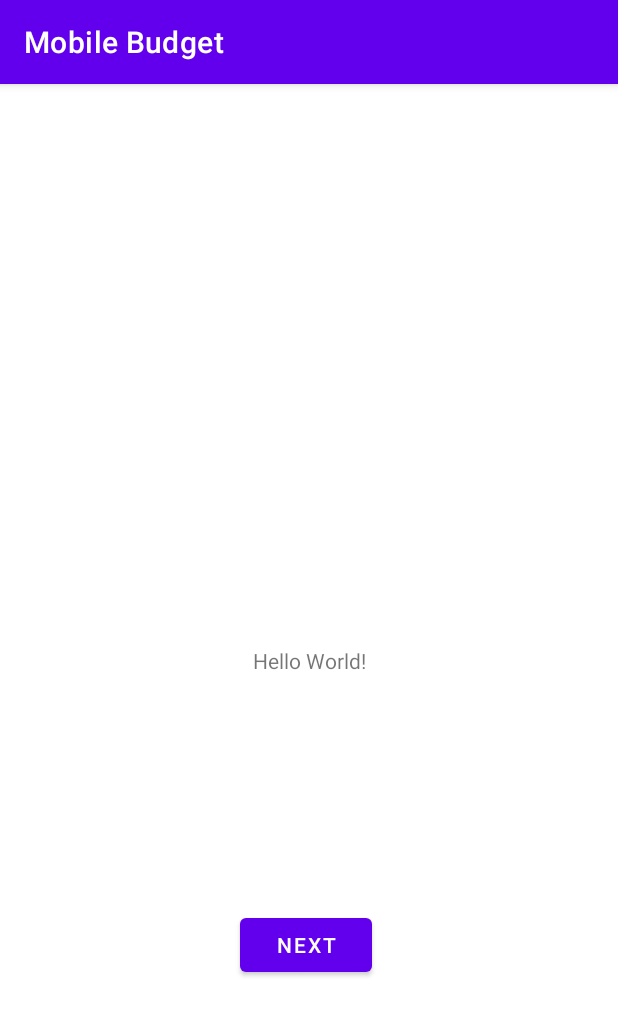
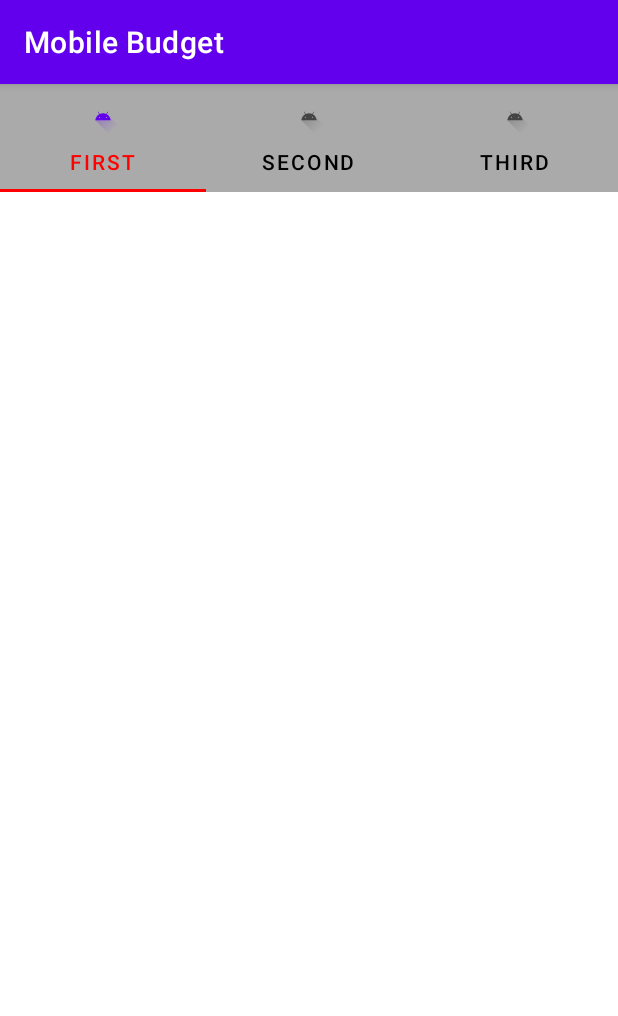
Before and after one commit to evan-toyberg/mobileBudget, an Android app: the screen it shows after launch (MainActivity), on a phone screen of 412 x 824 dp. Shown: the top 1016 px of the screen. Run offline under Robolectric (Android 15) with nearby library versions, the phone set to English and light mode, and no system bars.

Commit message:
simplfied tabs

```diff
--- a/app/src/main/java/edu/moravian/csci299/finalproject/BudgetRepository.java
+++ b/app/src/main/java/edu/moravian/csci299/finalproject/BudgetRepository.java
@@ -20,7 +20,7 @@ public class BudgetRepository {
         database = Room.databaseBuilder(
                 context.getApplicationContext(),
                 BudgetDataBase.class,
-                "calendar_database").build();
+                "budget_database").build();
         budgetDao = database.budgetDao();
     }
 
--- a/app/src/main/java/edu/moravian/csci299/finalproject/MainActivity.java
+++ b/app/src/main/java/edu/moravian/csci299/finalproject/MainActivity.java
@@ -1,30 +1,81 @@
 package edu.moravian.csci299.finalproject;
 
 import androidx.appcompat.app.AppCompatActivity;
+import androidx.fragment.app.Fragment;
+import androidx.fragment.app.FragmentManager;
+import androidx.fragment.app.FragmentTransaction;
 
 import android.content.Intent;
 import android.os.Bundle;
 import android.view.View;
 import android.widget.Button;
+import android.widget.FrameLayout;
 
-public class MainActivity extends AppCompatActivity implements View.OnClickListener{
+import com.google.android.material.tabs.TabLayout;
+
+public class MainActivity extends AppCompatActivity {
+    FrameLayout simpleFrameLayout;
+    TabLayout tabLayout;
 
     @Override
     protected void onCreate(Bundle savedInstanceState) {
         super.onCreate(savedInstanceState);
         setContentView(R.layout.activity_main);
-
-        Button nextButton = findViewById(R.id.nextButton);
-        nextButton.setOnClickListener(this);
+// get the reference of FrameLayout and TabLayout
+        simpleFrameLayout = (FrameLayout) findViewById(R.id.simpleFrameLayout);
+        tabLayout = (TabLayout) findViewById(R.id.simpleTabLayout);
+// Create a new Tab named "First"
+        TabLayout.Tab firstTab = tabLayout.newTab();
+        firstTab.setText("First"); // set the Text for the first Tab
+        firstTab.setIcon(R.drawable.ic_launcher_foreground); // set an icon for the
+// first tab
+        tabLayout.addTab(firstTab); // add  the tab at in the TabLayout
+// Create a new Tab named "Second"
+        TabLayout.Tab secondTab = tabLayout.newTab();
+        secondTab.setText("Second"); // set the Text for the second Tab
+        secondTab.setIcon(R.drawable.ic_launcher_foreground); // set an icon for the second tab
+        tabLayout.addTab(secondTab); // add  the tab  in the TabLayout
+// Create a new Tab named "Third"
+        TabLayout.Tab thirdTab = tabLayout.newTab();
+        thirdTab.setText("Third"); // set the Text for the first Tab
+        thirdTab.setIcon(R.drawable.ic_launcher_foreground); // set an icon for the first tab
+        tabLayout.addTab(thirdTab); // add  the tab at in the TabLayout
 
 
-    }
+// perform setOnTabSelectedListener event on TabLayout
+        tabLayout.setOnTabSelectedListener(new TabLayout.OnTabSelectedListener() {
+            @Override
+            public void onTabSelected(TabLayout.Tab tab) {
+// get the current selected tab's position and replace the fragment accordingly
+                Fragment fragment = null;
+                switch (tab.getPosition()) {
+                    case 0:
+                        fragment = new FirstFragment();
+                        break;
+                    case 1:
+                        fragment = new SecondFragment();
+                        break;
+                    case 2:
+                        fragment = new ThirdFragment();
+                        break;
+                }
+                FragmentManager fm = getSupportFragmentManager();
+                FragmentTransaction ft = fm.beginTransaction();
+                assert fragment != null;
+                ft.replace(R.id.simpleFrameLayout, fragment);
+                ft.setTransition(FragmentTransaction.TRANSIT_FRAGMENT_OPEN);
+                ft.commit();
+            }
 
+            @Override
+            public void onTabUnselected(TabLayout.Tab tab) {
 
-    @Override
-    public void onClick(View v) {
-        Intent intent = new Intent(this, BudgetTabActivity.class);
-        startActivity(intent);
+            }
 
+            @Override
+            public void onTabReselected(TabLayout.Tab tab) {
+
+            }
+        });
     }
 }
--- a/app/src/main/res/layout/activity_budget_tab.xml
+++ b/app/src/main/res/layout/activity_budget_tab.xml
@@ -13,8 +13,9 @@
 
         <TextView
             android:id="@+id/title"
-            android:layout_width="wrap_content"
+            android:layout_width="match_parent"
             android:layout_height="wrap_content"
+            android:background="@color/black"
             android:gravity="center"
             android:minHeight="?actionBarSize"
             android:padding="@dimen/appbar_padding"
@@ -25,7 +26,7 @@
             android:id="@+id/tabs"
             android:layout_width="match_parent"
             android:layout_height="wrap_content"
-            android:background="?attr/colorPrimaryVariant" />
+            android:background="@color/black" />
     </com.google.android.material.appbar.AppBarLayout>
 
     <androidx.viewpager.widget.ViewPager
--- a/app/src/main/res/layout/activity_main.xml
+++ b/app/src/main/res/layout/activity_main.xml
@@ -1,32 +1,23 @@
-<?xml version="1.0" encoding="utf-8"?>
-<androidx.constraintlayout.widget.ConstraintLayout xmlns:android="http://schemas.android.com/apk/res/android"
+<LinearLayout xmlns:android="http://schemas.android.com/apk/res/android"
     xmlns:app="http://schemas.android.com/apk/res-auto"
     xmlns:tools="http://schemas.android.com/tools"
     android:layout_width="match_parent"
     android:layout_height="match_parent"
+    android:orientation="vertical"
     tools:context=".MainActivity">
 
-    <TextView
-        android:id="@+id/textView"
-        android:layout_width="wrap_content"
+    <com.google.android.material.tabs.TabLayout
+        android:id="@+id/simpleTabLayout"
+        android:layout_width="match_parent"
         android:layout_height="wrap_content"
-        android:text="Hello World!"
-        app:layout_constraintBottom_toBottomOf="parent"
-        app:layout_constraintLeft_toLeftOf="parent"
-        app:layout_constraintRight_toRightOf="parent"
-        app:layout_constraintTop_toTopOf="parent" />
+        app:tabBackground="@android:color/darker_gray"
+        app:tabIndicatorColor="#f00"
+        app:tabSelectedTextColor="#f00"
+        app:tabTextColor="#000" />
 
-    <Button
-        android:id="@+id/nextButton"
-        android:layout_width="wrap_content"
-        android:layout_height="wrap_content"
-        android:layout_marginStart="159dp"
-        android:layout_marginTop="156dp"
-        android:layout_marginEnd="164dp"
-        android:text="@string/next"
-        app:layout_constraintEnd_toEndOf="parent"
-        app:layout_constraintHorizontal_bias="1.0"
-        app:layout_constraintStart_toStartOf="parent"
-        app:layout_constraintTop_toBottomOf="@+id/textView" />
+    <FrameLayout
+        android:id="@+id/simpleFrameLayout"
+        android:layout_width="match_parent"
+        android:layout_height="match_parent" />
 
-</androidx.constraintlayout.widget.ConstraintLayout>
+</LinearLayout>
--- a/app/src/main/res/values/strings.xml
+++ b/app/src/main/res/values/strings.xml
@@ -5,4 +5,10 @@
     <string name="tab_2">Debits</string>
     <string name="tab_3">Credits</string>
     <string name="next">Next</string>
+    <string name="debits_text">Recent Debits</string>
+    <string name="credits_text">Recent Credits</string>
+    <string name="overview">Overview of Credits/Debits</string>
+    <string name="second_fragment">Second Fragment</string>
+    <string name="first_fragment">First Fragment</string>
+    <string name="third_fragment">Third Fragment</string>
 </resources>
```
Also changed, not shown: app/src/main/java/edu/moravian/csci299/finalproject/BudgetTabActivity.java (deleted, +0 -40 lines), app/src/main/java/edu/moravian/csci299/finalproject/FirstFragment.java (added, +28 -0 lines), app/src/main/java/edu/moravian/csci299/finalproject/SecondFragment.java (added, +28 -0 lines), app/src/main/java/edu/moravian/csci299/finalproject/ThirdFragment.java (added, +28 -0 lines), app/src/main/java/edu/moravian/csci299/finalproject/ui/main/PageViewModel.java (deleted, +0 -26 lines), app/src/main/java/edu/moravian/csci299/finalproject/ui/main/PlaceholderFragment.java (deleted, +0 -59 lines), app/src/main/java/edu/moravian/csci299/finalproject/ui/main/SectionsPagerAdapter.java (deleted, +0 -49 lines), app/src/main/res/layout/first_fragment.xml (added, +15 -0 lines), app/src/main/res/layout/second_fragment.xml (added, +15 -0 lines), app/src/main/res/layout/third_fragment.xml (added, +15 -0 lines).
